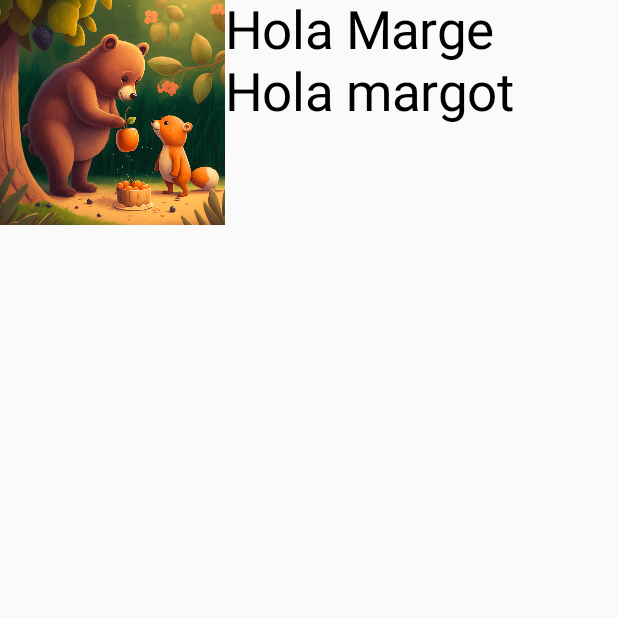
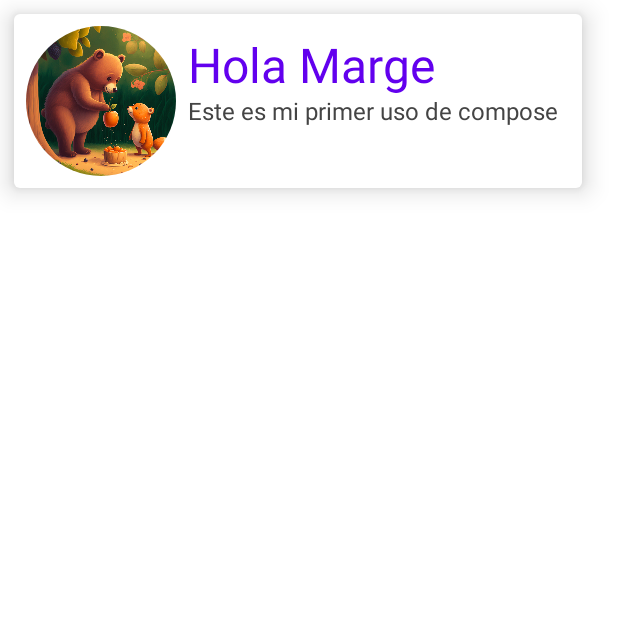
Before and after one commit to neolink557/learning-compose-app, an Android app built with Jetpack Compose: the screen it shows after launch (MainActivity), on a phone screen of 412 x 824 dp, the top half of it. Run offline under Robolectric (Android 15) with nearby library versions, the phone set to English and light mode, and no system bars.

Commit message:
darkmode implemented and ui improved

```diff
--- a/app/src/main/java/com/example/learning/MainActivity.kt
+++ b/app/src/main/java/com/example/learning/MainActivity.kt
@@ -1,67 +1,106 @@
 package com.example.learning
 
+import android.content.res.Configuration
+import android.content.res.Resources
+import android.content.res.Resources.Theme
+import android.graphics.fonts.Font
 import android.os.Bundle
 import androidx.activity.ComponentActivity
 import androidx.activity.compose.setContent
 import androidx.compose.foundation.Image
-import androidx.compose.foundation.layout.Column
-import androidx.compose.foundation.layout.Row
-import androidx.compose.foundation.layout.size
-import androidx.compose.foundation.layout.wrapContentWidth
+import androidx.compose.foundation.background
+import androidx.compose.foundation.clickable
+import androidx.compose.foundation.interaction.MutableInteractionSource
+import androidx.compose.foundation.layout.*
+import androidx.compose.foundation.shape.CircleShape
+import androidx.compose.material.Card
+import androidx.compose.material.ExperimentalMaterialApi
+import androidx.compose.material.MaterialTheme
 import androidx.compose.material.Text
+import androidx.compose.material.ripple.rememberRipple
 import androidx.compose.runtime.Composable
+import androidx.compose.runtime.remember
 import androidx.compose.ui.Alignment
 import androidx.compose.ui.Modifier
+import androidx.compose.ui.draw.clip
+import androidx.compose.ui.graphics.Color
+import androidx.compose.ui.graphics.RectangleShape
 import androidx.compose.ui.res.painterResource
+import androidx.compose.ui.text.style.TextDecoration
 import androidx.compose.ui.tooling.preview.Preview
 import androidx.compose.ui.unit.dp
 import androidx.compose.ui.unit.sp
+import com.example.learning.ui.theme.LearningTheme
 
 class MainActivity : ComponentActivity() {
     override fun onCreate(savedInstanceState: Bundle?) {
         super.onCreate(savedInstanceState)
         setContent {
-            MyRows()
+            LearningTheme {
+                Box(modifier = Modifier.background(MaterialTheme.colors.background).fillMaxWidth(1.toFloat()).fillMaxHeight(1.toFloat())) {
+                    MyRows()
+                }
+            }
         }
     }
 }
 
+
 @Composable
 fun MyRows() {
-    Row {
-        MyImage()
-        MyTexts()
+    Card(
+        modifier = Modifier
+            .padding(8.dp)
+            .clickable(onClick = { /* Ignoring onClick */ })
+            .padding(1.dp),
+        elevation = 10.dp,
+        backgroundColor = MaterialTheme.colors.background
+    ) {
+        Row(modifier = Modifier.padding(8.dp)) {
+            MyImage()
+            MyTexts()
+        }
     }
 
 }
 
 @Composable
 fun MyTexts() {
-    Column {
-        MyText(text = "Hola Marge")
-        MyText(text = "Hola margot")
+    Column(modifier = Modifier.padding(8.dp)) {
+        MyText(text = "Hola Marge", 32, MaterialTheme.colors.primary)
+        Spacer(modifier = Modifier.height(2.dp))
+        MyText(text = "Este es mi primer uso de compose", 16, MaterialTheme.colors.onBackground)
     }
 }
 
 @Composable
 fun MyImage() {
     Image(
-        modifier = Modifier.size(150.dp),
+        modifier = Modifier
+            .size(100.dp)
+            .clip(CircleShape),
         painter = painterResource(R.drawable.bear),
         contentDescription = "foreground"
     )
 }
 
 @Composable
-fun MyText(text: String) {
+fun MyText(text: String, fontSize: Int,color:Color) {
     Text(
         modifier = Modifier.wrapContentWidth(Alignment.Start),
-        fontSize = 35.sp,
-        text = text)
+        fontSize = fontSize.sp,
+        text = text,
+        color = color
+    )
 }
 
-@Preview
+@Preview()
+@Preview(uiMode = Configuration.UI_MODE_NIGHT_YES)
 @Composable
 fun PreviewTexts() {
-    MyRows()
+    LearningTheme {
+        Box(modifier = Modifier.background(MaterialTheme.colors.background).fillMaxWidth(1.toFloat()).fillMaxHeight(1.toFloat())) {
+            MyRows()
+        }
+    }
 }
--- a/app/src/main/java/com/example/learning/ui/theme/Color.kt
+++ b/app/src/main/java/com/example/learning/ui/theme/Color.kt
@@ -6,3 +6,5 @@ val Purple200 = Color(0xFFBB86FC)
 val Purple500 = Color(0xFF6200EE)
 val Purple700 = Color(0xFF3700B3)
 val Teal200 = Color(0xFF03DAC5)
+val Black = Color.DarkGray
+val White = Color.White
--- a/app/src/main/java/com/example/learning/ui/theme/Theme.kt
+++ b/app/src/main/java/com/example/learning/ui/theme/Theme.kt
@@ -9,14 +9,17 @@ import androidx.compose.runtime.Composable
 private val DarkColorPalette = darkColors(
     primary = Purple200,
     primaryVariant = Purple700,
-    secondary = Teal200
+    secondary = Teal200,
+    background = Black,
+    onBackground = White
 )
 
 private val LightColorPalette = lightColors(
     primary = Purple500,
     primaryVariant = Purple700,
-    secondary = Teal200
-
+    secondary = Teal200,
+    background = White,
+    onBackground = Black
     /* Other default colors to override
     background = Color.White,
     surface = Color.White,
```
